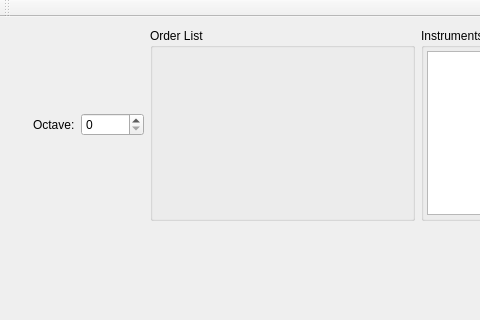
This is BambooTracker/gui/mainwindow.ui in BambooTracker/BambooTracker as Qt 5 draws it before an edit; both pictures show x 0 to 480 and y 0 to 320 of the 698 by 711 pixel window. The edited form follows.
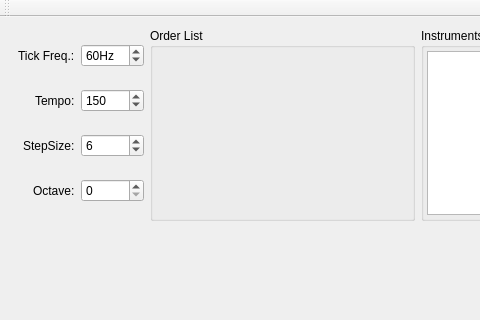
This is the edited form. Custom widgets are drawn as their Qt base class.

```diff
--- a/BambooTracker/gui/mainwindow.ui
+++ b/BambooTracker/gui/mainwindow.ui
@@ -71,17 +71,74 @@
     </item>
     <item row="0" column="0">
      <layout class="QGridLayout" name="gridLayout_4">
-      <item row="0" column="0" alignment="Qt::AlignRight">
+      <item row="3" column="1">
+       <widget class="LineReadOnlySpinBox" name="octaveSpinBox">
+        <property name="maximum">
+         <number>7</number>
+        </property>
+       </widget>
+      </item>
+      <item row="3" column="0" alignment="Qt::AlignRight">
        <widget class="QLabel" name="octaveLabel">
         <property name="text">
          <string>Octave:</string>
         </property>
        </widget>
       </item>
+      <item row="2" column="0" alignment="Qt::AlignRight">
+       <widget class="QLabel" name="stepSizeLabel">
+        <property name="text">
+         <string>StepSize:</string>
+        </property>
+       </widget>
+      </item>
+      <item row="1" column="0" alignment="Qt::AlignRight">
+       <widget class="QLabel" name="tempoLabel">
+        <property name="text">
+         <string>Tempo:</string>
+        </property>
+       </widget>
+      </item>
+      <item row="0" column="0" alignment="Qt::AlignRight">
+       <widget class="QLabel" name="tickFreqLabel">
+        <property name="text">
+         <string>Tick Freq.:</string>
+        </property>
+       </widget>
+      </item>
+      <item row="2" column="1">
+       <widget class="QSpinBox" name="stepSizeSpinBox">
+        <property name="minimum">
+         <number>1</number>
+        </property>
+        <property name="value">
+         <number>6</number>
+        </property>
+       </widget>
+      </item>
+      <item row="1" column="1">
+       <widget class="QSpinBox" name="tempoSpinBox">
+        <property name="minimum">
+         <number>1</number>
+        </property>
+        <property name="maximum">
+         <number>512</number>
+        </property>
+        <property name="value">
+         <number>150</number>
+        </property>
+       </widget>
+      </item>
       <item row="0" column="1">
-       <widget class="LineReadOnlySpinBox" name="octaveSpinBox">
-        <property name="maximum">
-         <number>7</number>
+       <widget class="QSpinBox" name="tickFreqSpinBox">
+        <property name="suffix">
+         <string>Hz</string>
+        </property>
+        <property name="prefix">
+         <string/>
+        </property>
+        <property name="value">
+         <number>60</number>
         </property>
        </widget>
       </item>
```
